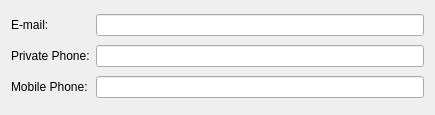
Before: the Qt Designer form kopete/identity/identitydetailed.ui in KDE/kopete, drawn with Qt 5.
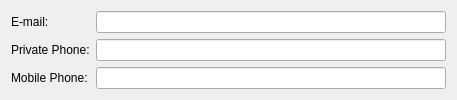
After: the same form once the commit is applied.

Commit message: use QFormLayouts where appropriate

The edit to the form file:
```diff
--- a/kopete/identity/identitydetailed.ui
+++ b/kopete/identity/identitydetailed.ui
@@ -5,16 +5,14 @@
    <rect>
     <x>0</x>
     <y>0</y>
-    <width>435</width>
-    <height>115</height>
+    <width>457</width>
+    <height>98</height>
    </rect>
   </property>
   <property name="windowTitle" >
    <string>Detailed Info</string>
   </property>
-  <layout class="QHBoxLayout" >
-   <item>
-    <layout class="QGridLayout" >
+  <layout class="QFormLayout" name="formLayout" >
      <item row="0" column="0" >
       <widget class="QLabel" name="emailLabel" >
        <property name="text" >
@@ -53,8 +51,6 @@
      </item>
      <item row="2" column="1" >
       <widget class="QLineEdit" name="mobilePhone" />
-     </item>
-    </layout>
    </item>
   </layout>
  </widget>
```
Lines whose indentation alone changed are shown as unchanged. The commit also changes 9 other files.
